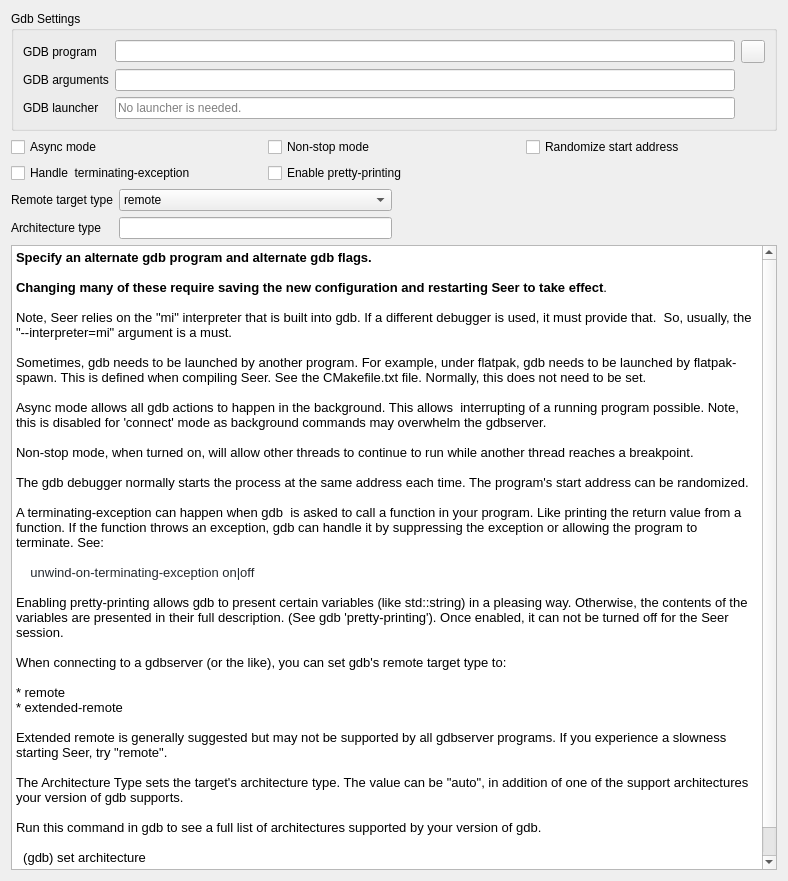
Before: the Qt Designer form src/SeerGdbConfigPage.ui in epasveer/seer, drawn with Qt 5.
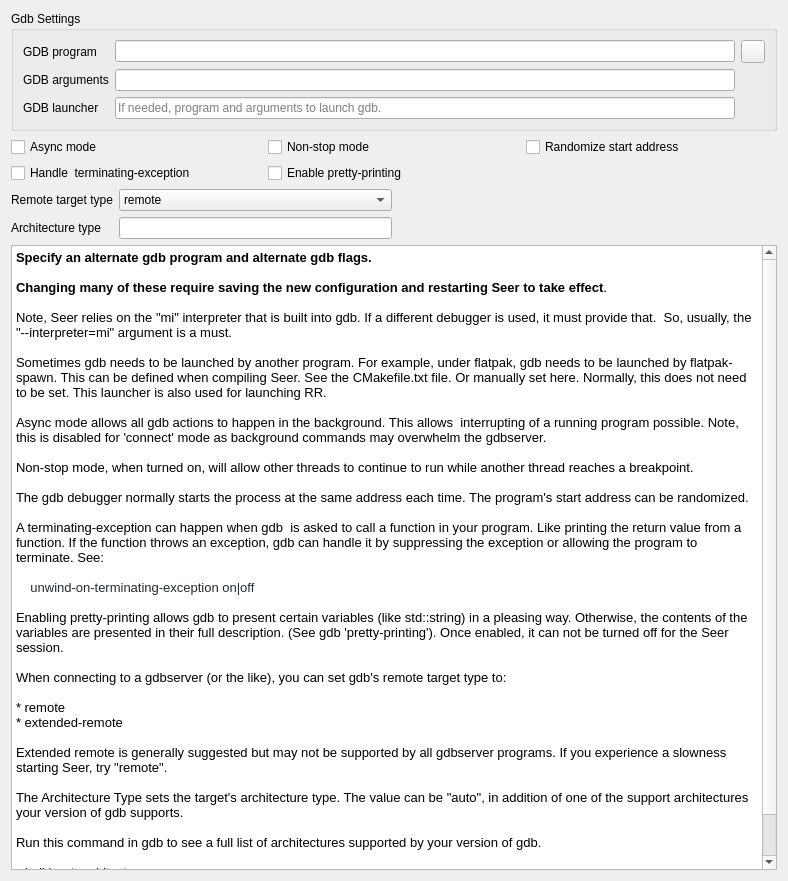
After: the same form once the commit is applied. Icons and pictures are not drawn.

Commit message: Simply launcher code. Make it changable.

What changed in the file:
```diff
--- a/src/SeerGdbConfigPage.ui
+++ b/src/SeerGdbConfigPage.ui
@@ -84,10 +84,10 @@
          <string/>
         </property>
         <property name="readOnly">
-         <bool>true</bool>
+         <bool>false</bool>
         </property>
         <property name="placeholderText">
-         <string>No launcher is needed.</string>
+         <string>If needed, program and arguments to launch gdb.</string>
         </property>
         <property name="clearButtonEnabled">
          <bool>true</bool>
@@ -238,7 +238,7 @@
 &lt;p style=&quot;-qt-paragraph-type:empty; margin-top:0px; margin-bottom:0px; margin-left:0px; margin-right:0px; -qt-block-indent:0; text-indent:0px;&quot;&gt;&lt;br /&gt;&lt;/p&gt;
 &lt;p style=&quot; margin-top:0px; margin-bottom:0px; margin-left:0px; margin-right:0px; -qt-block-indent:0; text-indent:0px;&quot;&gt;Note, Seer relies on the &amp;quot;mi&amp;quot; interpreter that is built into gdb. If a different debugger is used, it must provide that.  So, usually, the &amp;quot;--interpreter=mi&amp;quot; argument is a must.&lt;/p&gt;
 &lt;p style=&quot;-qt-paragraph-type:empty; margin-top:0px; margin-bottom:0px; margin-left:0px; margin-right:0px; -qt-block-indent:0; text-indent:0px;&quot;&gt;&lt;br /&gt;&lt;/p&gt;
-&lt;p style=&quot; margin-top:0px; margin-bottom:0px; margin-left:0px; margin-right:0px; -qt-block-indent:0; text-indent:0px;&quot;&gt;Sometimes, gdb needs to be launched by another program. For example, under flatpak, gdb needs to be launched by flatpak-spawn. This is defined when compiling Seer. See the CMakefile.txt file. Normally, this does not need to be set.&lt;/p&gt;
+&lt;p style=&quot; margin-top:0px; margin-bottom:0px; margin-left:0px; margin-right:0px; -qt-block-indent:0; text-indent:0px;&quot;&gt;Sometimes gdb needs to be launched by another program. For example, under flatpak, gdb needs to be launched by flatpak-spawn. This can be defined when compiling Seer. See the CMakefile.txt file. Or manually set here. Normally, this does not need to be set. This launcher is also used for launching RR.&lt;/p&gt;
 &lt;p style=&quot;-qt-paragraph-type:empty; margin-top:0px; margin-bottom:0px; margin-left:0px; margin-right:0px; -qt-block-indent:0; text-indent:0px;&quot;&gt;&lt;br /&gt;&lt;/p&gt;
 &lt;p style=&quot; margin-top:0px; margin-bottom:0px; margin-left:0px; margin-right:0px; -qt-block-indent:0; text-indent:0px;&quot;&gt;Async mode allows all gdb actions to happen in the background. This allows  interrupting of a running program possible. Note, this is disabled for 'connect' mode as background commands may overwhelm the gdbserver.&lt;/p&gt;
 &lt;p style=&quot;-qt-paragraph-type:empty; margin-top:0px; margin-bottom:0px; margin-left:0px; margin-right:0px; -qt-block-indent:0; text-indent:0px;&quot;&gt;&lt;br /&gt;&lt;/p&gt;
```
The commit also changes 10 other files.
